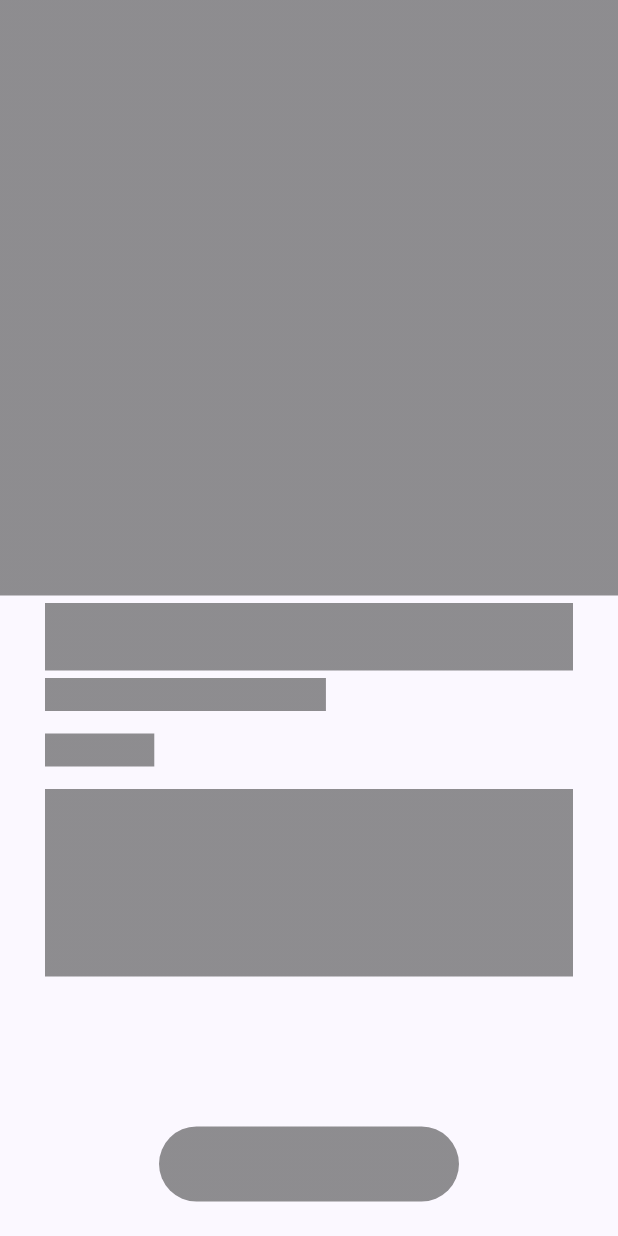
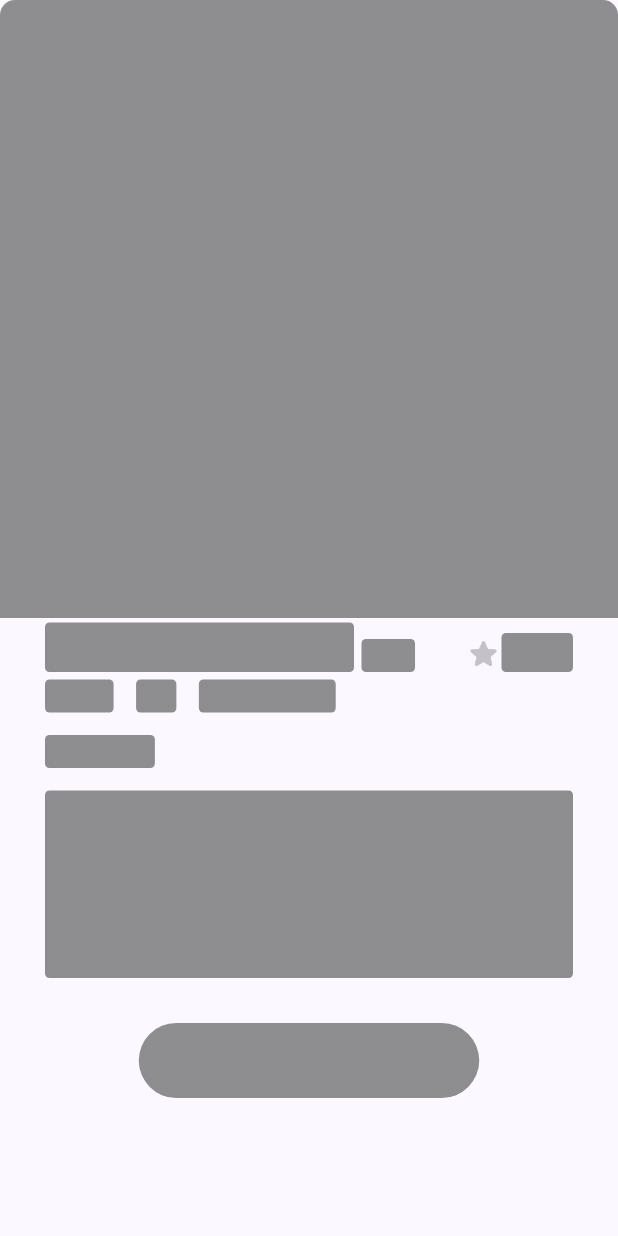
Before and after one commit to JoseVinicius-P/Animes-Lists-Flutter, a Flutter app: the ShimmerDetailsAnime widget shown alone on an empty page, opened directly, on a phone screen of 412 x 824 dp. Run offline on Flutter 3.47's test engine with Material 2 defaults, Android fonts, the phone set to English and light mode, and no system bars; drawn by our look-alikes of auto_size_text, shimmer; our stand-ins replace cached_network_image, cloud_firestore, device_preview, firebase_auth, firebase_core, flutter_modular and 3 more; accounts and stored records are empty; generated files the repository leaves out were written again.

Commit message:
style: improving skeleton loading

```diff
--- a/lib/modules/details/pages/details_page.dart
+++ b/lib/modules/details/pages/details_page.dart
@@ -1,6 +1,6 @@
 import 'package:anime_lists/modules/details/widgets/add_to_list_button.dart';
 import 'package:anime_lists/modules/details/controllers/details_controller.dart';
-import 'package:anime_lists/modules/home/widgets/shimmer_details_anime.dart';
+import 'package:anime_lists/modules/details/widgets/shimmer_details_anime.dart';
 import 'package:anime_lists/shared/interfaces/i_list_model.dart';
 import 'package:anime_lists/shared/utilities/my_colors.dart';
 import 'package:auto_size_text/auto_size_text.dart';
@@ -281,7 +281,9 @@ class _DetailsPageState extends State<DetailsPage> {
                         ],
                       );
                   }else{
-                    return const ShimmerDetailsAnime();
+                    return SingleChildScrollView(
+                      child: ShimmerDetailsAnime(),
+                    );
                   }
                 }
             ),
--- /dev/null
+++ b/lib/modules/details/widgets/shimmer_details_anime.dart
@@ -0,0 +1,353 @@
+import 'package:anime_lists/shared/utilities/my_colors.dart';
+import 'package:auto_size_text/auto_size_text.dart';
+import 'package:flutter/material.dart';
+import 'package:responsive_builder/responsive_builder.dart';
+import 'package:shimmer/shimmer.dart';
+
+class ShimmerDetailsAnime extends StatelessWidget {
+  const ShimmerDetailsAnime({
+    super.key,
+  });
+
+  @override
+  Widget build(BuildContext context) {
+    var theme = Theme.of(context);
+    var buttonWidth = 55.sw.roundToDouble();
+
+    Widget showShimmerImage(bool isPortrait){
+      return Expanded(
+        flex: isPortrait ? 0 : 1,
+        child: Shimmer.fromColors(
+          baseColor: Colors.grey.shade900.withOpacity(0.5),
+          highlightColor: MyColors.backgroundColor,
+          enabled: true,
+          child: Column(
+            children: [
+              Stack(
+                children: [
+                  Container(
+                    width: isPortrait ? MediaQuery.of(context).size.width : double.infinity,
+                    height: isPortrait ? MediaQuery.of(context).size.width : MediaQuery.of(context).size.height,
+                    decoration: BoxDecoration(
+                      borderRadius: BorderRadius.all(
+                          Radius.circular(10.0)
+                      ),
+                      color: MyColors.backgroundColor,
+                    ),
+                  ),
+                  Positioned(
+                    bottom: 0,
+                    left: 0,
+                    right: 0,
+                    child: Container(
+                      height: isPortrait ? 130 : MediaQuery.of(context).size.height,
+                      width: isPortrait ? double.infinity : 130,
+                      decoration: BoxDecoration(
+                        color: MyColors.backgroundColor,
+                      ),
+                    ),
+                  )
+                ],
+              ),
+            ],
+          ),
+        ),
+      );
+    }
+
+    Widget showShimmerData(bool isPortrait){
+      return Expanded(
+        flex: isPortrait ? 0 : 2,
+        child: Shimmer.fromColors(
+          baseColor: Colors.grey.shade900.withOpacity(0.5),
+          highlightColor: MyColors.backgroundColor,
+          enabled: true,
+          child: SingleChildScrollView(
+            child: Column(
+              mainAxisSize: MainAxisSize.max,
+              mainAxisAlignment: MainAxisAlignment.center,
+              children: [
+                Padding(
+                  padding: const EdgeInsets.symmetric(vertical: 0.0, horizontal: 30.0),
+                  child: Column(
+                    children: [
+                      SizedBox(height: 3,),
+                      Row(
+                        crossAxisAlignment: CrossAxisAlignment.end,
+                        children: [
+                          Container(
+                            decoration: BoxDecoration(
+                              borderRadius: BorderRadius.all(
+                                  Radius.circular(3.0)
+                              ),
+                              color: MyColors.backgroundColor,
+                            ),
+                            child: ConstrainedBox(
+                              constraints: BoxConstraints(
+                                maxWidth: isPortrait ? 50.sw : 38.sh,
+                              ),
+                              child: AutoSizeText(
+                                "AAAAAAAAAAAAAAAAAAAAA",
+                                style: theme.textTheme.titleMedium,
+                                textAlign: TextAlign.left,
+                                maxLines: 1,
+                                minFontSize: 22,
+                                overflow: TextOverflow.ellipsis,
+                              ),
+                            ),
+                          ),
+                          const SizedBox(width: 5),
+                          Container(
+                            decoration: BoxDecoration(
+                              borderRadius: BorderRadius.all(
+                                  Radius.circular(3.0)
+                              ),
+                              color: MyColors.backgroundColor,
+                            ),
+                            child: Text(
+                              "2023",
+                              style: theme.textTheme.labelSmall!.copyWith(color: Colors.white.withOpacity(0.2), fontSize: 15),
+                              textAlign: TextAlign.left,
+                            ),
+                          ),
+                          const Spacer(),
+                          Icon(
+                            Icons.star_rounded,
+                            color: Colors.yellow.withOpacity(0.5),
+                          ),
+                          Container(
+                            decoration: BoxDecoration(
+                              borderRadius: BorderRadius.all(
+                                  Radius.circular(3.0)
+                              ),
+                              color: MyColors.backgroundColor,
+                            ),
+                            child: Text(
+                              "10.00",
+                              style: theme.textTheme.labelSmall!.copyWith(color: Colors.white.withOpacity(0.5)),
+                            ),
+                          )
+                        ],
+                      ),
+                      const SizedBox(height: 5,),
+                      Row(
+                        children: [
+                          Container(
+                            decoration: BoxDecoration(
+                              borderRadius: BorderRadius.all(
+                                  Radius.circular(3.0)
+                              ),
+                              color: MyColors.backgroundColor,
+                            ),
+                            child: Text(
+                              "Studio",
+                              style: theme.textTheme.labelSmall!.copyWith(color: Colors.white.withOpacity(0.5), fontSize: 15),
+                              textAlign: TextAlign.left,
+                            ),
+                          ),
+                          const SizedBox(width: 15),
+                          Container(
+                            decoration: BoxDecoration(
+                              borderRadius: BorderRadius.all(
+                                  Radius.circular(3.0)
+                              ),
+                              color: MyColors.backgroundColor,
+                            ),
+                            child: Text(
+                              "+10",
+                              style: theme.textTheme.labelSmall!.copyWith(color: Colors.white.withOpacity(0.5), fontSize: 15),
+                              textAlign: TextAlign.left,
+                            ),
+                          ),
+                          const SizedBox(width: 15),
+                          Container(
+                            decoration: BoxDecoration(
+                              borderRadius: BorderRadius.all(
+                                  Radius.circular(3.0)
+                              ),
+                              color: MyColors.backgroundColor,
+                            ),
+                            child: Text(
+                              "24 episodios",
+                              style: theme.textTheme.labelSmall!.copyWith(color: Colors.white.withOpacity(0.7), fontSize: 15),
+                              textAlign: TextAlign.left,
+                            ),
+                          ),
+                        ],
+                      ),
+                      const SizedBox(height: 15),
+                      Row(
+                        children: [
+                          Container(
+                            decoration: BoxDecoration(
+                              borderRadius: BorderRadius.all(
+                                  Radius.circular(3.0)
+                              ),
+                              color: MyColors.backgroundColor,
+                            ),
+                            child: Text(
+                              "Finalizado",
+                              style: theme.textTheme.labelSmall!.copyWith(fontSize: 15, color: MyColors.primaryColor.withOpacity(0.6)),
+                              textAlign: TextAlign.end,
+                              maxLines: 2,
+                              overflow: TextOverflow.ellipsis,
+                            ),
+                          ),
+                        ],
+                      ),
+                      const SizedBox(height: 15),
+                      Row(
+                        children: [
+                          Flexible(
+                            fit: FlexFit.loose,
+                            child: Container(
+                              decoration: BoxDecoration(
+                                borderRadius: BorderRadius.all(
+                                    Radius.circular(3.0)
+                                ),
+                                color: MyColors.backgroundColor,
+                              ),
+                              child: Text(
+                                "AAAAAAAAAAAA A AAAAAAAAAAAAAAAA AAAAAAAAAAAAAAAAAAAAA AAAAAAAAAAAAAAAAAAAAA AAAAAAAAAAAAAAAAAAAAAAAAAAAAA AAAAAAAAAAAAAAAAAAAAAAAAAA AAAAAAAAAAAAAAAAAAAAAAAAAAAAAAAAAAAAAAAAA A AAAAAAAAAA A AAAAAAAAAAAAAAAA A AAAAAAAAAA",
+                                style: theme.textTheme.labelSmall!.copyWith(color: Colors.white.withOpacity(0.3), fontSize: 17),
+                                textAlign: TextAlign.justify,
+                                maxLines: 5,
+                                overflow: TextOverflow.ellipsis,
+                              ),
+                            ),
+                          ),
+                        ],
+                      ),
+                      const SizedBox(height: 30),
+                      Container(
+                         width: buttonWidth,
+                        height: 50,
+                        decoration: BoxDecoration(
+                          borderRadius: BorderRadius.all(
+                              Radius.circular(25.0)
+                          ),
+                          color: MyColors.backgroundColor,
+                        ),
+                      ),
+                      const SizedBox(height: 30),
+                    ],
+                  ),
+                ),
+              ],
+            ),
+          ),
+        ),
+      );
+    }
+
+    return OrientationLayoutBuilder(
+      portrait: (context){
+        return Column(
+          children: [
+            showShimmerImage(true),
+            showShimmerData(true),
+          ],
+        );
+      },
+      landscape: (context){
+        return Row(
+          children: [
+            showShimmerImage(false),
+            showShimmerData(false),
+          ],
+        );
+      },
+    )
+      /*Shimmer.fromColors(
+        baseColor: Colors.grey.shade900.withOpacity(0.5),
+        highlightColor: MyColors.backgroundColor,
+        enabled: true,
+        child: Column(
+          children: [
+            Container(
+              width: MediaQuery.of(context).size.width,
+              height: MediaQuery.of(context).size.width - 15,
+              decoration: const BoxDecoration(
+                color: MyColors.backgroundColor,
+              ),
+            ),
+            const SizedBox(height: 5),
+            Padding(
+              padding: EdgeInsets.symmetric(vertical: 0.0, horizontal: 30.0),
+              child: Column(
+                crossAxisAlignment: CrossAxisAlignment.start,
+                mainAxisAlignment: MainAxisAlignment.start,
+                children: [
+                  Container(
+                    width: MediaQuery.of(context).size.width,
+                    decoration: const BoxDecoration(
+                      color: MyColors.backgroundColor,
+                    ),
+                    child: AutoSizeText(
+                      "Kimetsu no Yaiba",
+                      style: theme.textTheme.titleMedium,
+                      textAlign: TextAlign.left,
+                      maxLines: 1,
+                      minFontSize: 22,
+                      overflow: TextOverflow.ellipsis,
+                    ),
+                  ),
+                  const SizedBox(height: 5),
+                  Container(
+                    width: MediaQuery.of(context).size.width/2.2,
+                    decoration: const BoxDecoration(
+                      color: MyColors.backgroundColor,
+                    ),
+                    child: Text(
+                      "ufotable",
+                      style: theme.textTheme.labelSmall!.copyWith(color: Colors.white.withOpacity(0.5), fontSize: 15),
+                      textAlign: TextAlign.left,
+                    ),
+                  ),
+                  const SizedBox(height: 15),
+                  Container(
+                    decoration: const BoxDecoration(
+                      color: MyColors.backgroundColor,
+                    ),
+                    child: Text(
+                      "Finalizada",
+                      style: theme.textTheme.labelSmall!.copyWith(fontSize: 15, color: MyColors.primaryColor.withOpacity(0.6)),
+                    ),
+                  ),
+                  const SizedBox(height: 15),
+                  Container(
+                    decoration: const BoxDecoration(
+                      color: MyColors.backgroundColor,
+                    ),
+                    child: Text(
+                      "AAAAA AAAAAAAAAAA AAA AAAAAAAAAAAAAAAA AAAAAAAAAAAAAAA AAAAAAAAAAAAAAAAAAA AA AAAAAAAAAAAA AAAAAAAAAA AAAAAAAAAAAA AAAAAAAAAAAAAA AAAAAAAAAAAAAAA AAAAAAAAAAAAAAAAAAAA A AAAAAAAAAAAAAA AAAAAAAAAA AAAAAAAAAAA AAAAAAAAAA AAAAAAAAAAAAAAAAA AAAAAAAAAAAAAA AAAAAAAAAAAAA AAAAAAAAAAAAA AAAAAAAAAAA",
+                      style: theme.textTheme.labelSmall!.copyWith(color: Colors.white.withOpacity(0.3), fontSize: 17),
+                      textAlign: TextAlign.justify,
+                      maxLines: 5,
+                      overflow: TextOverflow.ellipsis,
+                    ),
+                  ),
+                  const SizedBox(height: 100),
+                  Row(
+                    mainAxisAlignment: MainAxisAlignment.center,
+                    children: [
+                      Container(
+                        height: 50,
+                        width: 200,
+                        decoration: const BoxDecoration(
+                          color: MyColors.backgroundColor,
+                          borderRadius: BorderRadius.all(
+                            Radius.circular(25),
+                          ),
+                        ),
+                      ),
+                    ],
+                  ),
+                ],
+              ),
+            )
+          ],
+        )
+    )*/;
+  }
+}
--- a/lib/modules/home/widgets/shimmer_details_anime.dart
+++ /dev/null
@@ -1,106 +0,0 @@
-import 'package:anime_lists/shared/utilities/my_colors.dart';
-import 'package:auto_size_text/auto_size_text.dart';
-import 'package:flutter/material.dart';
-import 'package:shimmer/shimmer.dart';
-
-class ShimmerDetailsAnime extends StatelessWidget {
-  const ShimmerDetailsAnime({
-    super.key,
-  });
-
-  @override
-  Widget build(BuildContext context) {
-    var theme = Theme.of(context);
-    return Shimmer.fromColors(
-        baseColor: Colors.grey.shade900.withOpacity(0.5),
-        highlightColor: MyColors.backgroundColor,
-        enabled: true,
-        child: Column(
-          children: [
-            Container(
-              width: MediaQuery.of(context).size.width,
-              height: MediaQuery.of(context).size.width - 15,
-              decoration: const BoxDecoration(
-                color: MyColors.backgroundColor,
-              ),
-            ),
-            const SizedBox(height: 5),
-            Padding(
-              padding: EdgeInsets.symmetric(vertical: 0.0, horizontal: 30.0),
-              child: Column(
-                crossAxisAlignment: CrossAxisAlignment.start,
-                mainAxisAlignment: MainAxisAlignment.start,
-                children: [
-                  Container(
-                    width: MediaQuery.of(context).size.width,
-                    decoration: const BoxDecoration(
-                      color: MyColors.backgroundColor,
-                    ),
-                    child: AutoSizeText(
-                      "Kimetsu no Yaiba",
-                      style: theme.textTheme.titleMedium,
-                      textAlign: TextAlign.left,
-                      maxLines: 1,
-                      minFontSize: 22,
-                      overflow: TextOverflow.ellipsis,
-                    ),
-                  ),
-                  const SizedBox(height: 5),
-                  Container(
-                    width: MediaQuery.of(context).size.width/2.2,
-                    decoration: const BoxDecoration(
-                      color: MyColors.backgroundColor,
-                    ),
-                    child: Text(
-                      "ufotable",
-                      style: theme.textTheme.labelSmall!.copyWith(color: Colors.white.withOpacity(0.5), fontSize: 15),
-                      textAlign: TextAlign.left,
-                    ),
-                  ),
-                  const SizedBox(height: 15),
-                  Container(
-                    decoration: const BoxDecoration(
-                      color: MyColors.backgroundColor,
-                    ),
-                    child: Text(
-                      "Finalizada",
-                      style: theme.textTheme.labelSmall!.copyWith(fontSize: 15, color: MyColors.primaryColor.withOpacity(0.6)),
-                    ),
-                  ),
-                  const SizedBox(height: 15),
-                  Container(
-                    decoration: const BoxDecoration(
-                      color: MyColors.backgroundColor,
-                    ),
-                    child: Text(
-                      "AAAAA AAAAAAAAAAA AAA AAAAAAAAAAAAAAAA AAAAAAAAAAAAAAA AAAAAAAAAAAAAAAAAAA AA AAAAAAAAAAAA AAAAAAAAAA AAAAAAAAAAAA AAAAAAAAAAAAAA AAAAAAAAAAAAAAA AAAAAAAAAAAAAAAAAAAA A AAAAAAAAAAAAAA AAAAAAAAAA AAAAAAAAAAA AAAAAAAAAA AAAAAAAAAAAAAAAAA AAAAAAAAAAAAAA AAAAAAAAAAAAA AAAAAAAAAAAAA AAAAAAAAAAA",
-                      style: theme.textTheme.labelSmall!.copyWith(color: Colors.white.withOpacity(0.3), fontSize: 17),
-                      textAlign: TextAlign.justify,
-                      maxLines: 5,
-                      overflow: TextOverflow.ellipsis,
-                    ),
-                  ),
-                  const SizedBox(height: 100),
-                  Row(
-                    mainAxisAlignment: MainAxisAlignment.center,
-                    children: [
-                      Container(
-                        height: 50,
-                        width: 200,
-                        decoration: const BoxDecoration(
-                          color: MyColors.backgroundColor,
-                          borderRadius: BorderRadius.all(
-                            Radius.circular(25),
-                          ),
-                        ),
-                      ),
-                    ],
-                  ),
-                ],
-              ),
-            )
-          ],
-        )
-    );
-  }
-}
```
